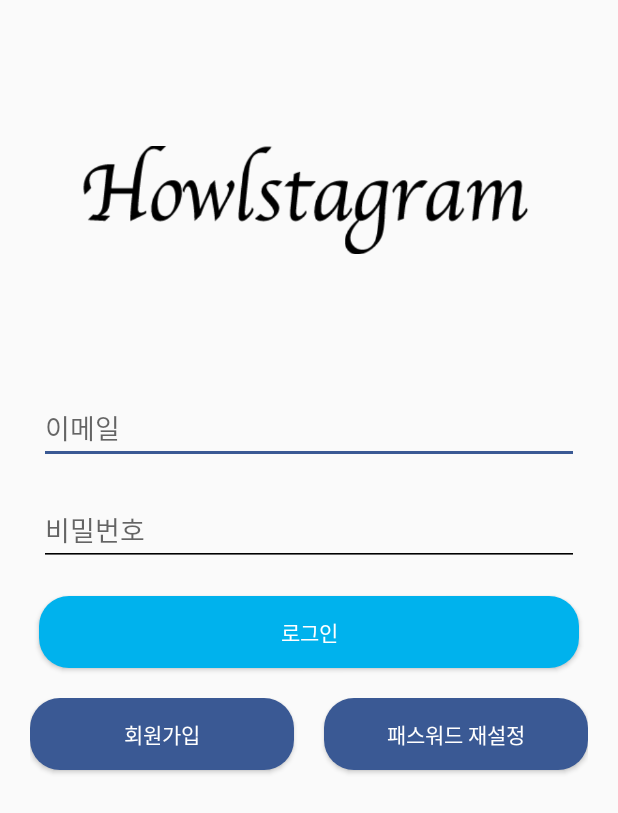
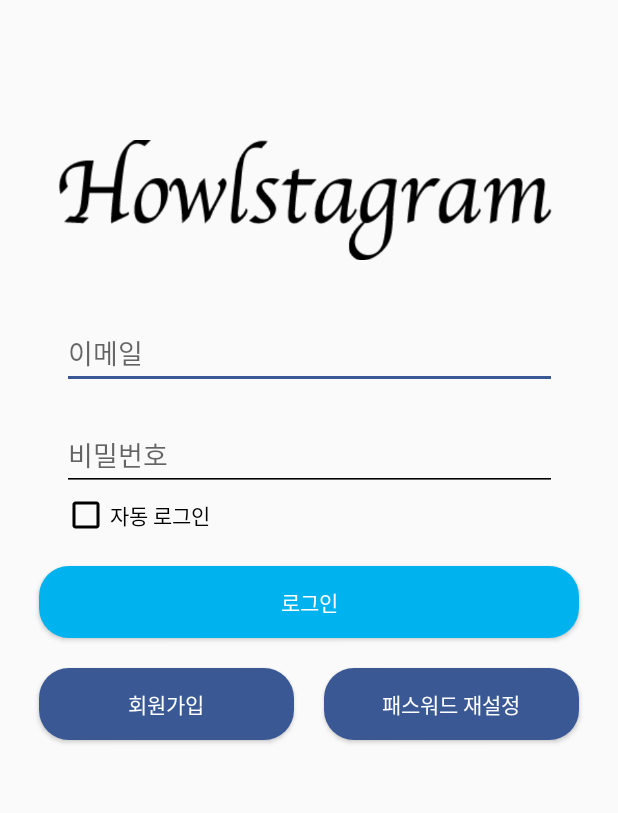
Before and after one commit to koreatlwls/CPL-20201-Team3, an Android app: the screen it shows after launch (LoginActivity), on a phone screen of 412 x 824 dp. Shown: the top 813 px of the screen. Run offline under Robolectric (Android 15) with nearby library versions, the phone set to English and light mode, and no system bars; our stand-ins replace Firebase (no records; nobody signed in at launch, a user with empty details on screens opened directly).

Commit message:
Android 7
[Layout1]
1. Bottom Navigation View Color 설정
2. Title bar 제거
[Layout2]
1. 광고 등록 fragment 레이아웃 수정
[Layout3]
1. 광고 등록 floating action button 구현
2. 광고 등록 fragment 레이아웃 수정
3. editText->textinputlayout으로 수정
[Layout4]
1. 마이 페이지 fragment 레이아웃 수정
2. 마이페이지 cardview 가장 최근 광고 연결
[Android5]
1. 구인 정보 등록 구글맵 추가
2. 구직자, 광고 마커 추가
[Android6]
1. 회원, 광고 지도에 마커 클러스터링 구현
2. db 필드 수정, 거리 계산 후 푸쉬알림 전송 구현
[Android 7]
1. 자동 로그인 구현
2. 구인 정보 등록 좌표 등록 에러 수정

```diff
--- a/giggle_android/app/src/main/java/com/giggle/prototype/LoginActivity.kt
+++ b/giggle_android/app/src/main/java/com/giggle/prototype/LoginActivity.kt
@@ -1,6 +1,8 @@
 package com.giggle.prototype
 
+import android.app.Activity
 import android.content.Intent
+import android.content.SharedPreferences
 import androidx.appcompat.app.AppCompatActivity
 import android.os.Bundle
 import android.widget.Toast
@@ -9,22 +11,50 @@ import kotlinx.android.synthetic.main.activity_login.*
 
 class LoginActivity : AppCompatActivity() {
     var auth : FirebaseAuth? = null
+
     override fun onCreate(savedInstanceState: Bundle?) {
         super.onCreate(savedInstanceState)
         setContentView(R.layout.activity_login)
-
         auth = FirebaseAuth.getInstance()
 
+        var load=getSharedPreferences("auto",Activity.MODE_PRIVATE)
+        val id=load.getString("InputID",null)
+        val pw=load.getString("InputPW",null)
+
+        if(id!=null&&pw!=null) {
+            email.setText(id)
+            password.setText(pw)
+            autoLogin.isChecked = true
+            auth?.signInWithEmailAndPassword(id, pw)?.addOnCompleteListener(this) { task ->
+                if (task.isSuccessful) {
+                    val emailVerified = auth?.currentUser?.isEmailVerified
+                    if (emailVerified == true) {
+                        val nextIntent = Intent(this, SignInActivity::class.java)
+                        startActivity(nextIntent)
+                    } else {
+                        Toast.makeText(this, "이메일 인증을 완료해주세요.", Toast.LENGTH_SHORT).show()
+                    }
+                } else {
+                    Toast.makeText(this, "이메일 혹은 비밀번호를 확인하세요.", Toast.LENGTH_SHORT).show()
+                }
+            }
+        }
         //로그인
         login.setOnClickListener {
             val emailStr: String = email.text.toString()
             val passwordStr: String = password.text.toString()
-
             if (emailStr.isEmpty()) {
                 Toast.makeText(this,"이메일을 입력해 주세요.", Toast.LENGTH_SHORT).show()
             } else if (passwordStr.isEmpty()) {
                 Toast.makeText(this,"비밀번호를 입력해 주세요.", Toast.LENGTH_SHORT).show()
             } else {
+                if(autoLogin.isChecked){
+                    val auto=getSharedPreferences("auto",Activity.MODE_PRIVATE)
+                    val autologin:SharedPreferences.Editor=auto.edit()
+                    autologin.putString("InputID",emailStr.toString())
+                    autologin.putString("InputPW",passwordStr.toString())
+                    autologin.apply()
+                }
                 auth?.signInWithEmailAndPassword(emailStr, passwordStr)?.addOnCompleteListener(this) { task ->
                     if (task.isSuccessful) {
                         val emailVerified = auth?.currentUser?.isEmailVerified
--- a/giggle_android/app/src/main/java/com/giggle/prototype/MemberInfoActivity.kt
+++ b/giggle_android/app/src/main/java/com/giggle/prototype/MemberInfoActivity.kt
@@ -250,11 +250,11 @@ class MemberInfoActivity : AppCompatActivity(),OnMapReadyCallback {
             }
             if(addressList!!.size==1) {
                 val address = addressList!![0]
-                val latLng = LatLng(address.latitude, address.longitude)
+                latlng = LatLng(address.latitude, address.longitude)
                 Location_finded = address.getAddressLine(0)
                 mMap.clear()
-                mMap.addMarker(MarkerOptions().position(latLng).title(location))
-                mMap.animateCamera(CameraUpdateFactory.newLatLngZoom(latLng, 17f))
+                mMap.addMarker(MarkerOptions().position(latlng).title(location))
+                mMap.animateCamera(CameraUpdateFactory.newLatLngZoom(latlng, 17f))
                 Toast.makeText(
                     this,
                     address.latitude.toString() + " " + address.longitude,
--- a/giggle_android/app/src/main/res/layout/activity_login.xml
+++ b/giggle_android/app/src/main/res/layout/activity_login.xml
@@ -1,102 +1,82 @@
 <?xml version="1.0" encoding="utf-8"?>
-<RelativeLayout
+<androidx.constraintlayout.widget.ConstraintLayout
     xmlns:android="http://schemas.android.com/apk/res/android"
     xmlns:app="http://schemas.android.com/apk/res-auto"
     android:layout_width="match_parent"
     android:layout_height="match_parent">
 
-    <LinearLayout
-        android:layout_width="match_parent"
-        android:layout_height="match_parent"
-        android:orientation="vertical">
 
         <ImageView
             android:id="@+id/image_logo"
             android:layout_width="match_parent"
             android:layout_height="wrap_content"
-            android:layout_gravity="center"
-            android:layout_marginLeft="20dp"
             android:layout_marginTop="75dp"
-            android:layout_marginRight="20dp"
-            android:layout_marginBottom="50dp"
+            app:layout_constraintTop_toTopOf="parent"
             app:srcCompat="@drawable/logo_title" />
-
-        <LinearLayout
-            android:id="@+id/sigin_layout"
-            android:layout_width="match_parent"
-            android:layout_height="match_parent"
-            android:baselineAligned="false"
-            android:orientation="vertical">
 
             <EditText
                 android:id="@+id/email"
-                android:layout_width="360dp"
+                android:layout_width="330dp"
                 android:layout_height="wrap_content"
                 android:layout_gravity="center"
                 android:layout_marginTop="20dp"
-                android:layout_marginBottom="20dp"
                 android:ems="10"
+                app:layout_constraintTop_toBottomOf="@id/image_logo"
+                app:layout_constraintLeft_toLeftOf="parent"
                 android:hint="이메일"
+                app:layout_constraintRight_toRightOf="parent"
                 android:inputType="textEmailAddress" />
 
             <EditText
                 android:id="@+id/password"
-                android:layout_width="360dp"
+                android:layout_width="330dp"
                 android:layout_height="wrap_content"
                 android:layout_gravity="center"
-                android:layout_marginBottom="0dp"
+                android:layout_marginTop="20dp"
                 android:ems="10"
                 android:hint="비밀번호"
+                app:layout_constraintTop_toBottomOf="@id/email"
+                app:layout_constraintLeft_toLeftOf="@id/email"
                 android:inputType="textPassword" />
-
-            <LinearLayout
-                android:layout_width="match_parent"
-                android:layout_height="match_parent"
-                android:orientation="vertical">
-
                 <Button
                     android:id="@+id/login"
                     android:layout_width="360dp"
                     android:layout_height="wrap_content"
                     android:layout_gravity="center"
-                    android:layout_marginTop="20dp"
-                    android:layout_marginBottom="20dp"
+                    android:layout_marginTop="50dp"
                     android:background="@drawable/btn_blue"
+                    app:layout_constraintTop_toBottomOf="@id/password"
+                    app:layout_constraintLeft_toLeftOf="parent"
+                    app:layout_constraintRight_toRightOf="parent"
                     android:textColor="#ffffff"
                     android:text="로그인" />
-
-                <LinearLayout
-                    android:layout_width="match_parent"
-                    android:layout_height="match_parent"
-                    android:layout_marginLeft="20dp"
-                    android:layout_marginRight="20dp"
-                    android:orientation="horizontal">
-
                     <Button
                         android:id="@+id/signup"
-                        android:layout_width="180dp"
+                        android:layout_width="170dp"
                         android:layout_height="wrap_content"
-                        android:layout_weight="1"
-                        android:layout_marginRight="10dp"
+                        android:layout_marginTop="20dp"
                         android:background="@drawable/btn_darkblue"
                         android:textColor="#ffffff"
+                        app:layout_constraintTop_toBottomOf="@id/login"
+                        app:layout_constraintLeft_toLeftOf="@id/login"
                         android:text="회원가입" />
 
                     <Button
                         android:id="@+id/resetpassword"
-                        android:layout_width="180dp"
+                        android:layout_width="170dp"
+                        app:layout_constraintTop_toTopOf="@id/signup"
+                        app:layout_constraintRight_toRightOf="@id/login"
                         android:layout_height="wrap_content"
-                        android:layout_weight="1"
                         android:layout_marginLeft="10dp"
                         android:background="@drawable/btn_darkblue"
                         android:textColor="#ffffff"
                         android:text="패스워드 재설정" />
-
-                </LinearLayout>
-
-            </LinearLayout>
-
-        </LinearLayout>
-
-    </LinearLayout>
-</RelativeLayout>
+    <CheckBox
+        app:layout_constraintTop_toBottomOf="@id/password"
+        app:layout_constraintLeft_toLeftOf="@id/password"
+        android:id="@+id/autoLogin"
+        android:layout_width="wrap_content"
+        android:layout_height="wrap_content"
+        android:text="자동 로그인"
+        />
+</androidx.constraintlayout.widget.ConstraintLayout>
```
Also changed, not shown: 902 other files.
